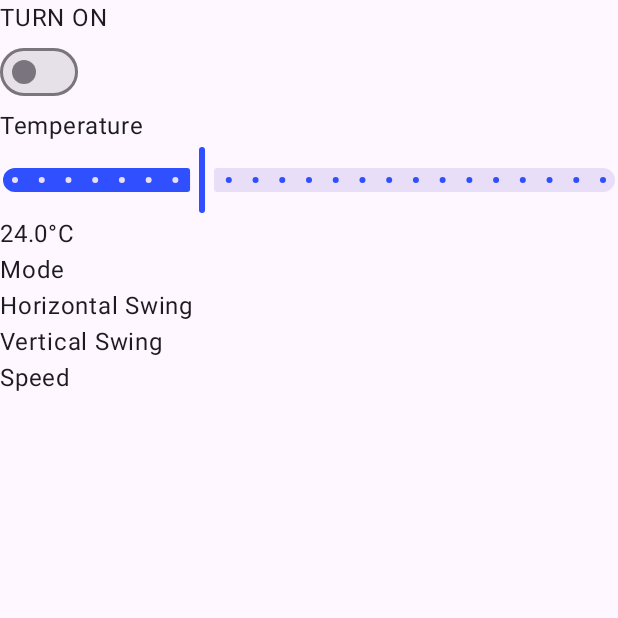
After one commit to berni-245/HCI-TP3, an Android app built with Jetpack Compose: the composable AcScreen shown on its own in the app's theme, on a phone screen of 412 x 824 dp, the top half of it. The commit adds this screen. Run offline under Robolectric (Android 15) with nearby library versions, the phone set to English and light mode, and no system bars; 1 statement that could not run was skipped.

Commit message:
Added unfinished AC menu and strings

```diff
--- /dev/null
+++ b/app/src/main/java/hci_tp3/smart_penguin/ui/devices/ac/AcScreen.kt
@@ -0,0 +1,78 @@
+package hci_tp3.smart_penguin.ui.devices.ac
+
+
+import androidx.compose.foundation.layout.Column
+import androidx.compose.foundation.layout.fillMaxWidth
+import androidx.compose.material3.Slider
+import androidx.compose.material3.Switch
+import androidx.compose.material3.Text
+import androidx.compose.runtime.Composable
+import androidx.compose.runtime.collectAsState
+import androidx.compose.runtime.getValue
+import androidx.compose.runtime.mutableFloatStateOf
+import androidx.compose.runtime.mutableStateOf
+import androidx.compose.runtime.remember
+import androidx.compose.runtime.setValue
+import androidx.compose.ui.Modifier
+import androidx.compose.ui.res.stringResource
+import androidx.lifecycle.viewmodel.compose.viewModel
+import hci_tp3.smart_penguin.R
+import hci_tp3.smart_penguin.model.state.Status
+import hci_tp3.smart_penguin.ui.getViewModelFactory
+
+@Composable
+fun AcScreen(
+    acViewModel: AcViewModel = viewModel(factory = getViewModelFactory())
+) {
+    val uiAcUiState by acViewModel.uiState.collectAsState()
+    var checked by remember { mutableStateOf(false) }
+    Column(
+        modifier = Modifier.fillMaxWidth()
+    ) {
+        if(checked){
+            Text(
+                text = stringResource(id = R.string.execute_turn_off)
+            ) } else {
+            Text(
+                text = stringResource(id = R.string.execute_turn_on)
+            ) }
+        Switch(
+            checked = uiAcUiState.currentDevice?.status == Status.ON,
+            onCheckedChange = {
+                when (uiAcUiState.currentDevice?.status) {
+                    Status.ON -> acViewModel.off()
+                    Status.OFF -> acViewModel.on()
+                    else -> {}
+                }
+                checked = !checked
+            }
+        )
+        Text(
+            text = stringResource(id = R.string.ac_temp_set)
+        )
+        var sliderPosition by remember { mutableFloatStateOf(24f) }
+        Slider(
+            value = sliderPosition,
+            onValueChange = { sliderPosition = it; acViewModel.setTemperature(sliderPosition.toInt()) },
+            steps = 21,
+            valueRange = 18f..38f
+        )
+        Text(text = sliderPosition.toString()+"°C")
+        Text(
+            text = stringResource(id = R.string.ac_mode)
+        )
+        //TODO: Add Segmented Button for modes: Cool,Heat,Fan
+        Text(
+            text = stringResource(id = R.string.ac_h_swing)
+        )
+        //TODO: Add menu for H.Swing: auto,22,45,67,90
+        Text(
+            text = stringResource(id = R.string.ac_v_swing)
+        )
+        //TODO: Add menu for V.Swing: auto,-90,-45,0,45,90
+        Text(
+            text = stringResource(id = R.string.ac_speed)
+        )
+        //TODO: Add menu for Speed: auto,25,50,75,100
+    }
+}
--- a/app/src/main/java/hci_tp3/smart_penguin/ui/devices/blind/BlindScreen.kt
+++ b/app/src/main/java/hci_tp3/smart_penguin/ui/devices/blind/BlindScreen.kt
@@ -2,7 +2,6 @@ package hci_tp3.smart_penguin.ui.devices.blind
 
 import androidx.compose.foundation.layout.Column
 import androidx.compose.foundation.layout.fillMaxWidth
-import androidx.compose.foundation.layout.height
 import androidx.compose.material3.Button
 import androidx.compose.material3.Slider
 import androidx.compose.material3.Switch
--- a/app/src/main/res/values/strings.xml
+++ b/app/src/main/res/values/strings.xml
@@ -27,6 +27,11 @@
     <string name="ac_mode_cool">Cool</string>
     <string name="ac_mode_heat">Heat</string>
     <string name="ac_mode_fan">Fan</string>
+    <string name="ac_temp_set">Temperature</string>
+    <string name="ac_mode">Mode</string>
+    <string name="ac_speed">Speed</string>
+    <string name="ac_h_swing">Horizontal Swing</string>
+    <string name="ac_v_swing">Vertical Swing</string>
     <string name="blind_status_opening">Opening</string>
     <string name="blind_status_opened">Opened</string>
     <string name="blind_status_closing">Closing</string>
```
Also changed, not shown: 1 other file.
